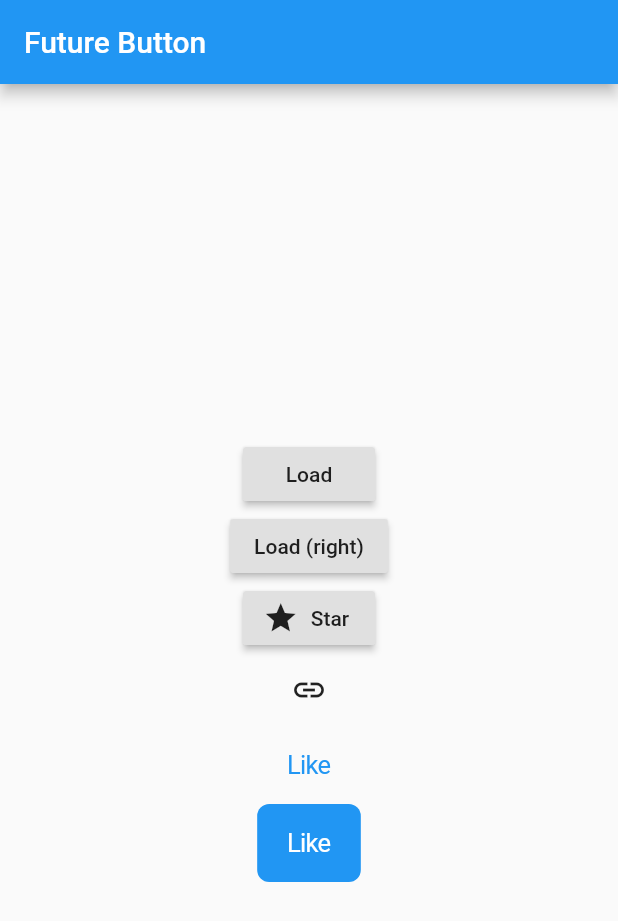
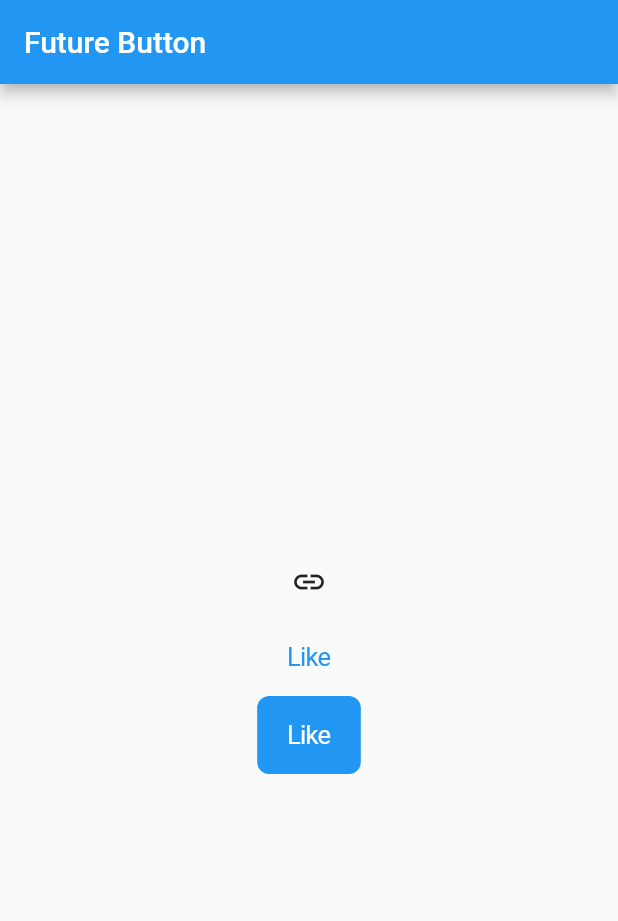
Before and after one commit to kekland/future_button, a Flutter app: the screen it shows after launch, on a phone screen of 412 x 824 dp. Shown: the top 921 px of the screen. Run offline on Flutter 3.47's test engine with Material 2 defaults, Android fonts, the phone set to English and light mode, and no system bars.

Commit message:
Remove Raised and Flat button temporarily to support flutter 3.3.9 version

```diff
--- a/example/lib/main.dart
+++ b/example/lib/main.dart
@@ -53,7 +53,7 @@ class _MyHomePageState extends State<MyHomePage> {
         child: Column(
           mainAxisAlignment: MainAxisAlignment.center,
           children: <Widget>[
-            FutureRaisedButton(
+            /*FutureRaisedButton(
               child: Text('Load'),
               onPressed: waitFor,
               showResult: true,
@@ -69,7 +69,7 @@ class _MyHomePageState extends State<MyHomePage> {
               label: Text('Star'),
               onPressed: waitFor,
               showResult: false,
-            ),
+            ),*/
             FutureIconButton(
               icon: Icon(Icons.link),
               onPressed: waitFor,
--- a/lib/src/buttons/material/future_flat_button.dart
+++ b/lib/src/buttons/material/future_flat_button.dart
@@ -1,3 +1,4 @@
+/*
 import 'package:flutter/material.dart';
 import 'package:flutter/rendering.dart';
 import 'package:future_button/src/generic_future_button.dart';
@@ -195,3 +196,4 @@ class _FutureFlatButtonState
     );
   }
 }
+*/
--- a/lib/src/buttons/material/future_raised_button.dart
+++ b/lib/src/buttons/material/future_raised_button.dart
@@ -1,3 +1,4 @@
+/*
 import 'package:flutter/material.dart';
 import 'package:flutter/rendering.dart';
 import 'package:future_button/src/generic_future_button.dart';
@@ -221,3 +222,4 @@ class _FutureRaisedButtonState
     );
   }
 }
+*/
```
Also changed, not shown: pubspec.lock, 2 other files.
